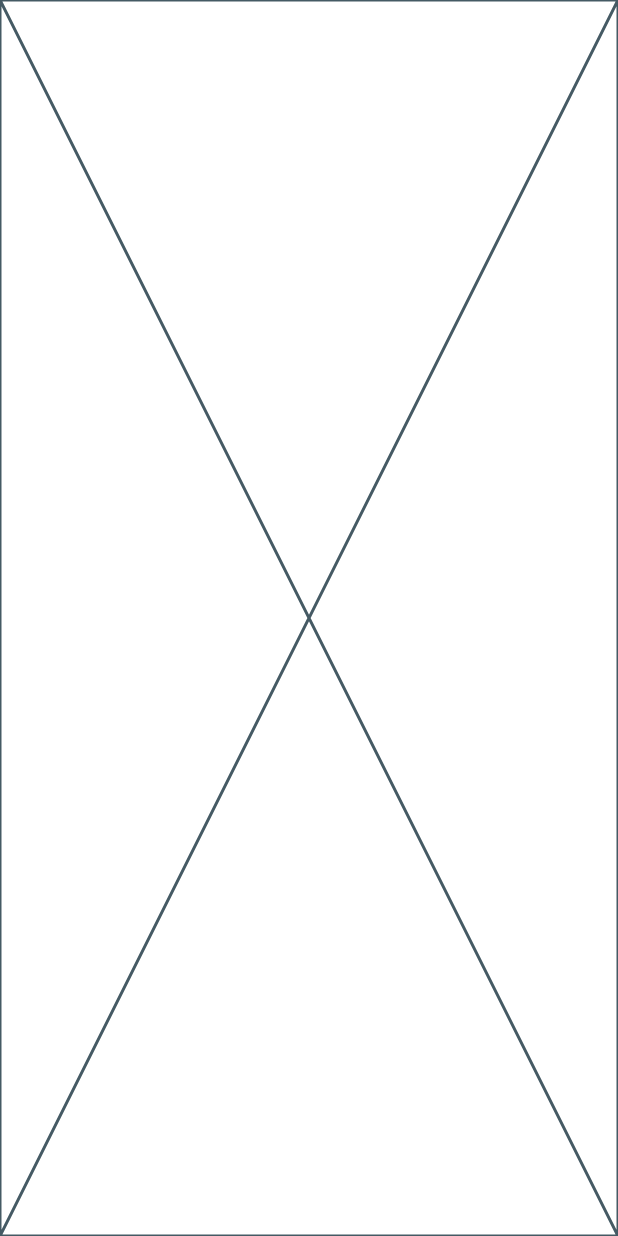
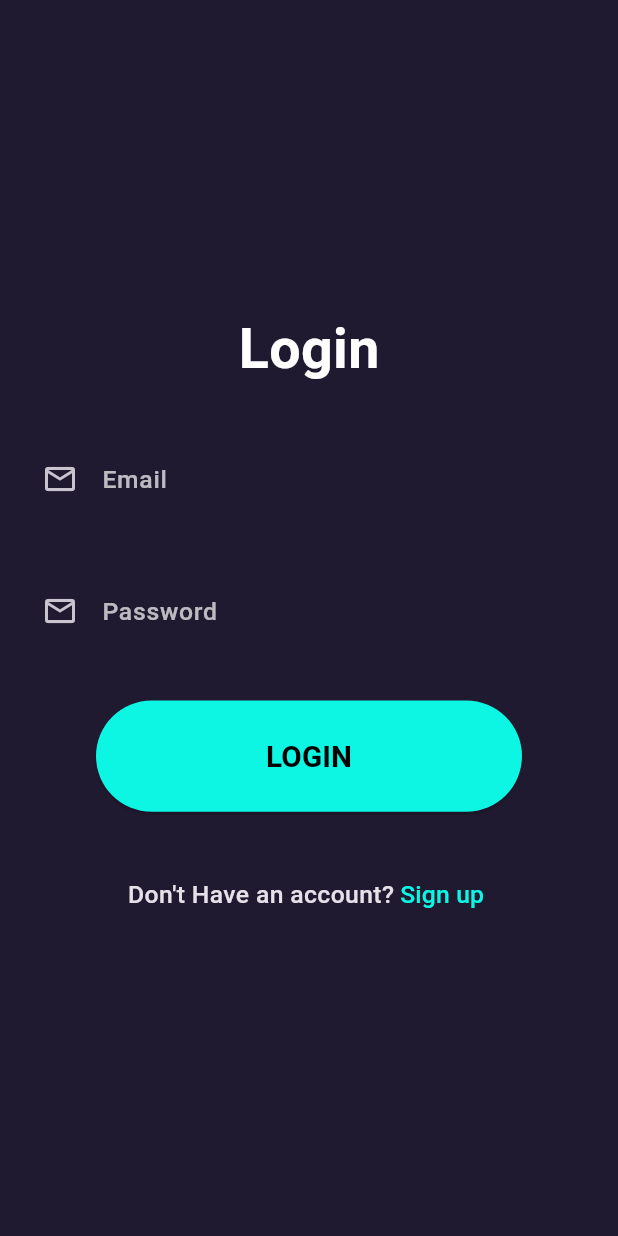
Before and after one commit to mahmoud-hassan1/notes_app, a Flutter app: the screen it shows after launch, on a phone screen of 412 x 824 dp. Run offline on Flutter 3.47's test engine with Material 3 defaults, Android fonts, the phone set to English and light mode, and no system bars; our stand-ins replace cloud_firestore, firebase_core; accounts and stored records are empty.

Commit message:
Sign Up and Login Ui

```diff
--- /dev/null
+++ b/lib/core/utiles/app_colors.dart
@@ -0,0 +1,7 @@
+import 'package:flutter/material.dart';
+
+class AppColors {
+   static const kBackgroundColor = Color.fromRGBO(32,26,48,1);
+  static const kItemBackgroundColor = Color.fromRGBO(56,48,76, 1);
+  static const kMintGreen = Color.fromRGBO(13,245,227, 1);
+}
--- /dev/null
+++ b/lib/core/utiles/font.dart
@@ -0,0 +1,43 @@
+import 'package:flutter/material.dart';
+abstract class FontStyles{
+ static  TextStyle kLargeTextStyle (BuildContext context)=>TextStyle(
+  fontWeight: FontWeight.w700,
+  color: Colors.white,
+  fontSize: getResponsiveFontSize(context,fontSize: 45),
+ ) ;
+  static  TextStyle kMediumTextStyle(BuildContext context)=>TextStyle(
+  color: Colors.white,
+  fontWeight: FontWeight.w600,
+  fontSize: getResponsiveFontSize(context,fontSize: 24),
+ ) ;
+  static TextStyle kSmallTextStyle (BuildContext context)=>TextStyle(
+
+  fontWeight: FontWeight.w500,
+  fontSize: getResponsiveFontSize(context,fontSize: 20),
+ ) ;
+
+}
+double getResponsiveFontSize(context,{required double fontSize}) {
+  double scaleFactor = getScaleFactor(context);
+  double responsiveFontSize = fontSize * scaleFactor;
+
+  double lowerLimit = fontSize * 0.8;
+  double upperLimit = fontSize * 1.2;
+
+  return responsiveFontSize.clamp(lowerLimit, upperLimit);
+}double getScaleFactor(context) {
+  // var dispatcher = PlatformDispatcher.instance;
+  // var physicalwidth = dispatcher.views.first.physicalSize.width;
+  // var devicePixelRatio = dispatcher.views.first.devicePixelRatio;
+  // double width = devicePixelRatio / physicalwidth;
+
+  double width = MediaQuery.sizeOf(context).width;
+  if (width > 800) {
+
+    return width /700;
+  } else if (width > 500) {
+    return width / 450;
+  } else {
+    return width /500 ;
+  }
+}
--- a/lib/features/auth/presentation/views/login_view.dart
+++ b/lib/features/auth/presentation/views/login_view.dart
@@ -1,10 +1,13 @@
 import 'package:flutter/material.dart';
+import 'package:notes_app/features/auth/presentation/views/widgets/login_view_body.dart';
 
 class LoginView extends StatelessWidget {
   const LoginView({super.key});
 
   @override
   Widget build(BuildContext context) {
-    return const Placeholder();
+    return const Scaffold(
+      body: LoginViewBody(),
+    );
   }
 }
--- /dev/null
+++ b/lib/features/auth/presentation/views/widgets/custtom_button.dart
@@ -0,0 +1,35 @@
+import 'package:flutter/material.dart';
+import 'package:notes_app/core/utiles/app_colors.dart';
+import 'package:notes_app/core/utiles/font.dart';
+
+class CustomButton extends StatelessWidget {
+  const CustomButton({
+    super.key,
+    required this.height, required this.label,
+  });
+  final String label;
+  final double height;
+
+  @override
+  Widget build(BuildContext context) {
+    return SizedBox(
+      height: height*.09,
+      width: double.infinity,
+      child: Padding(
+        padding: const EdgeInsets.symmetric(horizontal: 64),
+        child: ElevatedButton(
+         onPressed: (){},
+          style: ElevatedButton.styleFrom(
+             backgroundColor: AppColors.kMintGreen
+
+          ),
+           child: Text(label,
+            style: FontStyles.kMediumTextStyle(context).copyWith(
+             color: Colors.black
+             )
+          ),
+          ),
+      ),
+    );
+  }
+}
--- /dev/null
+++ b/lib/features/auth/presentation/views/widgets/custtom_text_field.dart
@@ -0,0 +1,60 @@
+import 'package:flutter/material.dart';
+import 'package:notes_app/core/utiles/app_colors.dart';
+import 'package:notes_app/core/utiles/font.dart';
+
+class CustomTextField extends StatefulWidget {
+  const CustomTextField({
+    super.key, required this.label,
+  });
+   final String label;
+
+  @override
+  State<CustomTextField> createState() => _CustomTextFieldState();
+}
+
+class _CustomTextFieldState extends State<CustomTextField> {
+  final FocusNode _focusNode = FocusNode();
+  Color _fillColor = Colors.transparent;
+
+  @override
+  void initState() {
+    super.initState();
+    _focusNode.addListener(() {
+      setState(() {
+         _fillColor = _focusNode.hasFocus ?  AppColors.kItemBackgroundColor : Colors.transparent;
+      });
+
+    });
+  }
+
+  @override
+  void dispose() {
+    _focusNode.dispose();
+    super.dispose();
+  }
+  @override
+  Widget build(BuildContext context) {
+    return Padding(
+      padding: const EdgeInsets.symmetric(horizontal: 16),
+      child: TextField(
+            focusNode: _focusNode,
+            decoration: InputDecoration(
+              prefixIcon: const Icon(Icons.mail_outline),
+              label: Text(
+                widget.label,
+                style: FontStyles.kSmallTextStyle(context).copyWith(color: Colors.white70),
+              ),
+              enabledBorder:const OutlineInputBorder(
+                borderSide:  BorderSide(color: Colors.transparent),
+              ),
+              focusedBorder: OutlineInputBorder(
+                 borderSide: const BorderSide(color: Colors.transparent),
+                borderRadius: BorderRadius.circular(18),
+              ),
+              filled: true,
+              fillColor: _fillColor,
+        ),
+      ),
+    );
+  }
+}
--- /dev/null
+++ b/lib/features/auth/presentation/views/widgets/login_view_body.dart
@@ -0,0 +1,58 @@
+import 'package:flutter/material.dart';
+import 'package:notes_app/core/utiles/app_colors.dart';
+import 'package:notes_app/core/utiles/font.dart';
+import 'package:notes_app/features/auth/presentation/views/signup_view.dart';
+import 'package:notes_app/features/auth/presentation/views/widgets/custtom_button.dart';
+import 'package:notes_app/features/auth/presentation/views/widgets/custtom_text_field.dart';
+
+class LoginViewBody extends StatelessWidget {
+  const LoginViewBody({super.key});
+
+  @override
+  Widget build(BuildContext context) {
+    double height =MediaQuery.of(context).size.height;
+    return   SingleChildScrollView(
+       child: Padding(
+            padding: EdgeInsets.only(top:height/4),
+            child:  Column(
+              children: [
+                Text(
+                  "Login",
+                  style: FontStyles.kLargeTextStyle(context),
+                ),
+               const SizedBox(height: 32,),
+               const CustomTextField(label: "Email"),
+               const SizedBox(height: 32,),
+               const CustomTextField(label: "Password"),
+               const SizedBox(height: 32,),
+               CustomButton(height: height,label: "LOGIN",),
+                const SizedBox(height: 32,),
+               Row(
+                mainAxisAlignment: MainAxisAlignment.center,
+                 children: [
+                   Text(
+                    "Don't Have an account?",style: FontStyles.kSmallTextStyle(context),),
+                   TextButton(
+                    onPressed: (){
+                       Navigator.pushReplacement(
+                        context, MaterialPageRoute(builder: (context) => const SignupView(),));
+                    },
+                        style: TextButton.styleFrom(
+                          padding: const EdgeInsets.all(0)
+                        ),
+                     child: Text(
+                      "Sign up",
+                      style:FontStyles.kSmallTextStyle(context).copyWith(
+                        color: AppColors.kMintGreen
+                        )
+                        ),
+                        )
+                 ],
+               ),
+              ],
+            ),
+          ),
+
+    );
+  }
+}
--- a/lib/main.dart
+++ b/lib/main.dart
@@ -20,10 +20,8 @@ class MyApp extends StatelessWidget {
   Widget build(BuildContext context) {
     return MaterialApp(
       title: 'Flutter Demo',
-      theme: ThemeData(
-        colorScheme: ColorScheme.fromSeed(seedColor: Colors.deepPurple),
-        useMaterial3: true,
-      ),
+      theme: ThemeData.dark().copyWith(scaffoldBackgroundColor: const Color.fromRGBO(32,26,48,1)),
+      debugShowCheckedModeBanner: false,
       home: const LoginView(),
     );
   }
```
Also changed, not shown: lib/features/auth/presentation/views/signup_view.dart (added, +13 -0 lines), lib/features/auth/presentation/views/widgets/signup_view_body.dart (added, +62 -0 lines).
